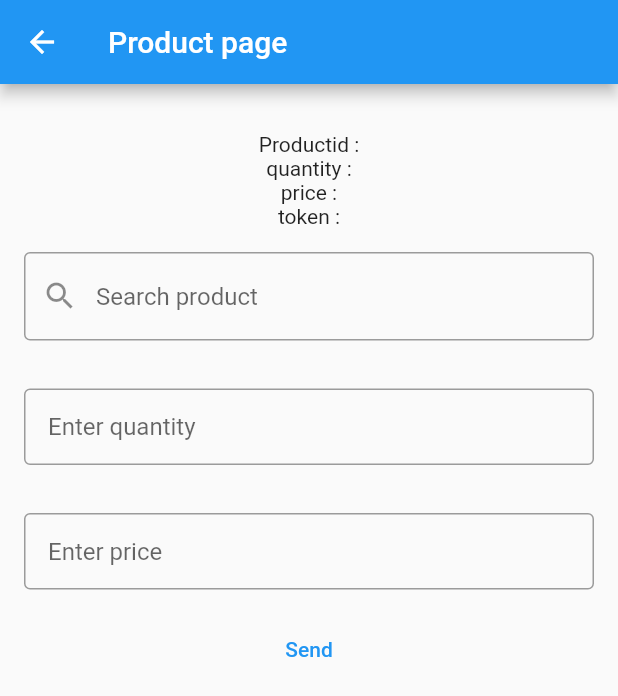
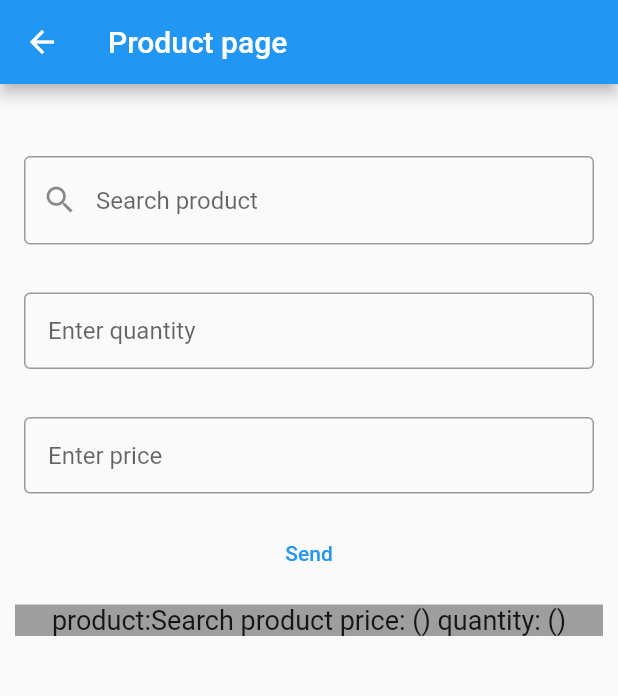
Before and after one commit to Alfraganus/flutterLearn, a Flutter app: the ProductForm screen opened directly, after a tap on "Send", on a phone screen of 412 x 824 dp. Shown: the top 696 px of the screen. Run offline on Flutter 3.47's test engine with Material 2 defaults, Android fonts, the phone set to English and light mode, and no system bars; drawn by our look-alikes of flutter_typeahead; our stand-ins replace faker, file, shared_preferences; missing offline and left inert: dart:html; accounts and stored records are empty; network calls fail; statements that could not run were skipped.

Commit message:
dropdown fixed

```diff
--- a/lib/pages/sale_form.dart
+++ b/lib/pages/sale_form.dart
@@ -10,27 +10,33 @@ import 'package:shared_preferences/shared_preferences.dart';
 
 dynamic product = 'Search product';
 String product_id = '';
-String quantity = '';
-String price = '';
+
 dynamic test = '';
 
-
-Future<void> getUser() async {
-  SharedPreferences prefs = await SharedPreferences.getInstance();
-  test = prefs.getString('token');
-}
-
-
-
+final List<String> products = <String>[];
+final List<String> quantity = <String>[];
+final List<String> price = <String>[];
+final List<int> msgCount = <int>[2, 0, 10, 6, 52, 4, 0, 2];
 
 class ProductForm extends StatefulWidget {
-
   @override
   _ProductFormState createState() => _ProductFormState();
 }
 
 class _ProductFormState extends State<ProductForm> {
 
+  TextEditingController productController = TextEditingController();
+  TextEditingController quantityController = TextEditingController();
+  TextEditingController priceController = TextEditingController();
+
+  void addItemToList(){
+    setState(() {
+      products.insert(0,product);
+      price.insert(0,priceController.text);
+      quantity.insert(0,quantityController.text);
+      msgCount.insert(0, 0);
+    });
+  }
 
   @override
   Widget build(BuildContext context) {
@@ -42,22 +48,22 @@ class _ProductFormState extends State<ProductForm> {
       Column(
         children: [
           Padding(padding:  EdgeInsets.all(16)),
-          Text('Productid :'+product_id),
-          Text('quantity :'+quantity),
-          Text('price :'+price),
-          Text('token :'+test),
+
           SafeArea(
             child: Container(
               padding: EdgeInsets.all(16),
               child: TypeAheadField<User>(
                 hideSuggestionsOnKeyboardHide: false,
                 textFieldConfiguration: TextFieldConfiguration(
+                  controller: productController,
                   decoration: InputDecoration(
                     prefixIcon: Icon(Icons.search),
                     border: OutlineInputBorder(),
                     hintText: product,
                   ),
+
                 ),
+
                 suggestionsCallback: UserApi.getUserSuggestions,
                 itemBuilder: (context, User suggestion) {
                   final user = suggestion;
@@ -95,14 +101,12 @@ class _ProductFormState extends State<ProductForm> {
         child: Container(
           padding: EdgeInsets.all(16),
           child: TextField(
+            controller: quantityController,
             decoration: const InputDecoration(
               contentPadding: EdgeInsets.all(16),
                 border: OutlineInputBorder(),
                 hintText: 'Enter quantity'
             ),
-            onChanged: (text) {
-              quantity = text;
-            },
           ),
         ),
       ),
@@ -110,24 +114,48 @@ class _ProductFormState extends State<ProductForm> {
             child: Container(
               padding: EdgeInsets.all(16),
               child: TextField(
+                controller: priceController,
                 decoration: const InputDecoration(
                     contentPadding: EdgeInsets.all(16),
                     border: OutlineInputBorder(),
                     hintText: 'Enter price'
                 ),
-                onChanged: (text) {
-                  price = text;
-                },
+
               ),
             ),
           ),
           TextButton(
-            onPressed: () {},
+            onPressed: () {
+              addItemToList();
+            },
             child: Text('Send'),
+          ),
+          Flexible(
+            child: ListView.builder(
+                padding: const EdgeInsets.all(8),
+                itemCount: products.length,
+                itemBuilder: (BuildContext context, int index) {
+                  return Container(
+                    margin: EdgeInsets.all(2),
+                    color: msgCount[index]>=10? Colors.blue[400]:
+                    msgCount[index]>3? Colors.blue[100]: Colors.grey,
+                    child: Center(
+                        child: Text('product:' +'${products[index]} price: (${price[index]}) quantity: (${quantity[index]})',
+                          style: TextStyle(fontSize: 18),
+                        )
+                    ),
+                  );
+                }
+            ),
           )
         ],
       ),
 
+
     );
   }
 }
+
+
+
+//list qilib localda saqlab olish kerak, kegin jonatiladi
```
Also changed, not shown: lib/models/saleSingle.dart (+18 -0 lines).
